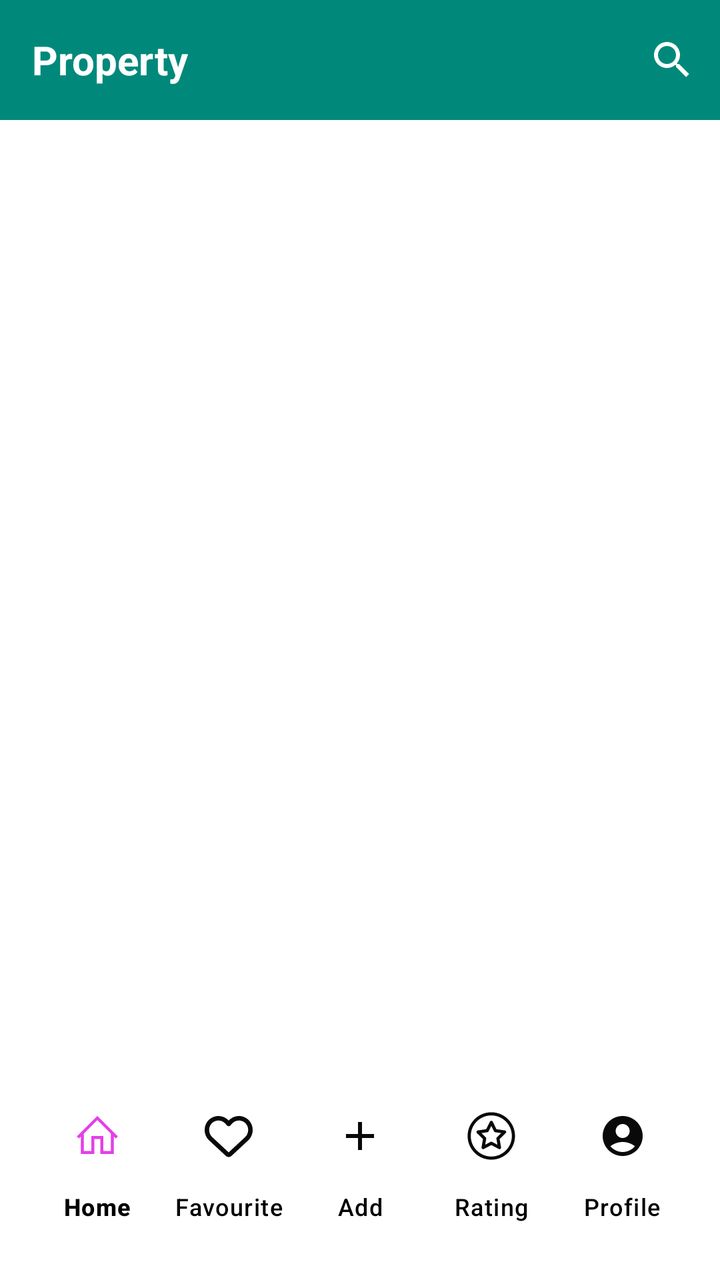
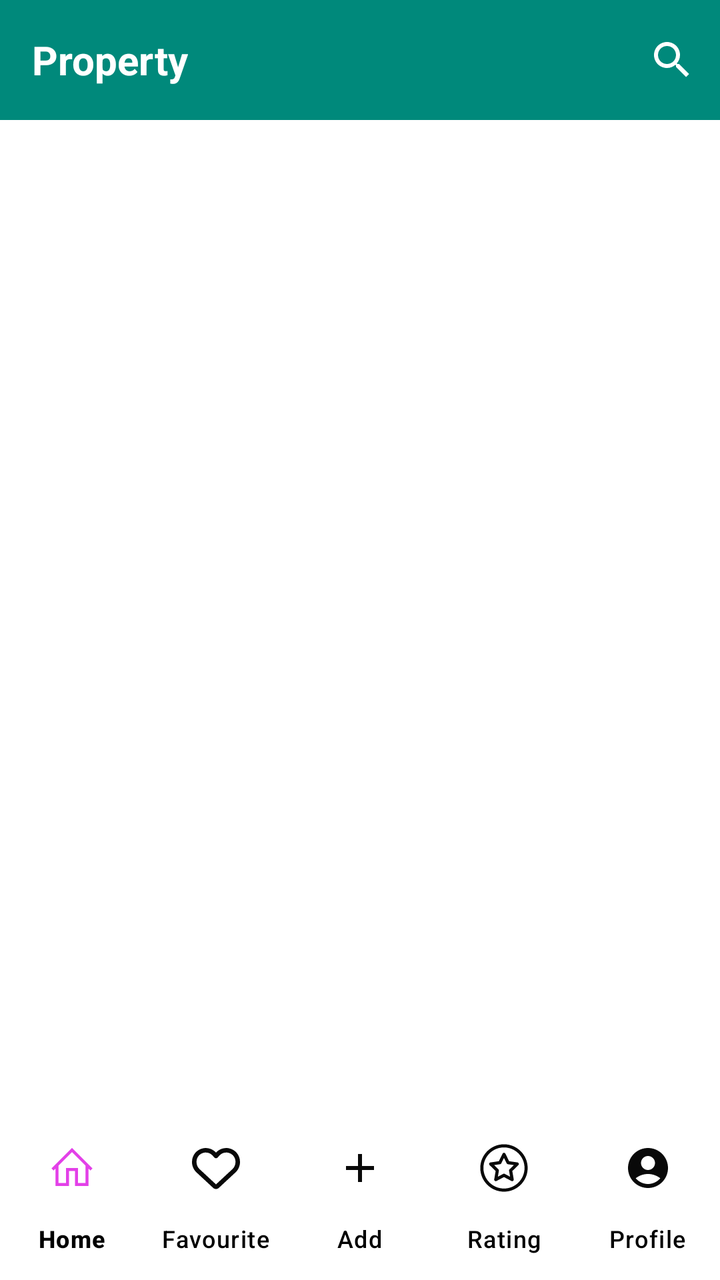

Before-and-after screenshots of an Android layout around one commit, followed by the original layout XML and the change that was made.
<!-- AndroidManifest.xml: application theme Theme.BasaKhuji -->
<!-- res/layout/activity_main.xml -->
<LinearLayout
    xmlns:android="http://schemas.android.com/apk/res/android"
    android:layout_width="match_parent"
    android:layout_height="match_parent"
    android:orientation="vertical">

    
    <androidx.appcompat.widget.Toolbar
        android:id="@+id/toolbar"
        android:layout_width="match_parent"
        android:layout_height="60dp"
        android:background="#00897B"
        android:elevation="4dp"
        android:popupTheme="@style/ThemeOverlay.AppCompat.Light"
        android:theme="@style/ThemeOverlay.AppCompat.Dark.ActionBar">

        <TextView
            android:layout_width="wrap_content"
            android:layout_height="wrap_content"
            android:text="Property"
            android:textSize="20sp"
            android:textStyle="bold"
            android:textColor="@color/white"
            android:layout_gravity="start"
            />

        <SearchView
            android:id="@+id/searchView"
            android:layout_width="wrap_content"
            android:layout_height="wrap_content"
            android:layout_gravity="end"
            android:layout_marginTop="2dp"
            android:queryHint="Search Properties" />

    </androidx.appcompat.widget.Toolbar>


<LinearLayout
    xmlns:app="http://schemas.android.com/apk/res-auto"
    android:layout_width="match_parent"
    android:layout_height="match_parent"
    android:background="@color/white"
    android:orientation="vertical"
    android:padding="16dp">

    <ScrollView
        android:layout_width="match_parent"
        android:layout_height="0dp"
        android:layout_weight="1">

        <androidx.recyclerview.widget.RecyclerView
            android:id="@+id/recyclerview"
            android:layout_width="match_parent"
            android:layout_height="wrap_content" />

    </ScrollView>


    <com.google.android.material.bottomnavigation.BottomNavigationView
        android:id="@+id/bottom_nav"
        android:layout_width="match_parent"
        android:layout_height="wrap_content"
        android:layout_alignParentBottom="true"
        android:background="#ffffff"
        app:itemIconTint="@drawable/item_selector"
        app:itemRippleColor="@android:color/transparent"
        app:itemTextColor="@color/black"
        app:labelVisibilityMode="labeled"
        app:menu="@menu/item_menu" />


</LinearLayout>
</LinearLayout>
<!-- resources referenced by this layout -->
<resources>
  <color name="black">#FF000000</color>
  <color name="white">#FFFFFFFF</color>
  <!-- drawable item_selector (drawable) -->
  <?xml version="1.0" encoding="utf-8"?>
  <selector xmlns:android="http://schemas.android.com/apk/res/android">
      <item android:state_pressed="true" android:color="#E340E8"/>
      <item android:state_checked="true" android:color="#E340E8"/>
  
      <item android:color="#090909"/>
  </selector>
  <style name="Theme.BasaKhuji" parent="Base.Theme.BasaKhuji" />
  <style name="Base.Theme.BasaKhuji" parent="Theme.Material3.DayNight.NoActionBar">
          
          
      </style>
</resources>

<!-- the commit's change to res/layout/activity_main.xml (unified diff, before → after) -->
@@ -1,7 +1,9 @@
 <LinearLayout
     xmlns:android="http://schemas.android.com/apk/res/android"
+    xmlns:app="http://schemas.android.com/apk/res-auto"
     android:layout_width="match_parent"
     android:layout_height="match_parent"
+    android:background="@color/white"
     android:orientation="vertical">
 
     
@@ -21,8 +23,7 @@
             android:textSize="20sp"
             android:textStyle="bold"
             android:textColor="@color/white"
-            android:layout_gravity="start"
-            />
+            android:layout_gravity="start" />
 
         <SearchView
             android:id="@+id/searchView"
@@ -34,33 +35,18 @@
 
     </androidx.appcompat.widget.Toolbar>
 
-
-<LinearLayout
-    xmlns:app="http://schemas.android.com/apk/res-auto"
-    android:layout_width="match_parent"
-    android:layout_height="match_parent"
-    android:background="@color/white"
-    android:orientation="vertical"
-    android:padding="16dp">
-
-    <ScrollView
+    
+    <androidx.recyclerview.widget.RecyclerView
+        android:id="@+id/recyclerview"
         android:layout_width="match_parent"
         android:layout_height="0dp"
-        android:layout_weight="1">
+        android:layout_weight="1" />
 
-        <androidx.recyclerview.widget.RecyclerView
-            android:id="@+id/recyclerview"
-            android:layout_width="match_parent"
-            android:layout_height="wrap_content" />
-
-    </ScrollView>
-
-
+    
     <com.google.android.material.bottomnavigation.BottomNavigationView
         android:id="@+id/bottom_nav"
         android:layout_width="match_parent"
         android:layout_height="wrap_content"
-        android:layout_alignParentBottom="true"
         android:background="#ffffff"
         app:itemIconTint="@drawable/item_selector"
         app:itemRippleColor="@android:color/transparent"
@@ -68,6 +54,4 @@
         app:labelVisibilityMode="labeled"
         app:menu="@menu/item_menu" />
 
-
 </LinearLayout>
-</LinearLayout>
